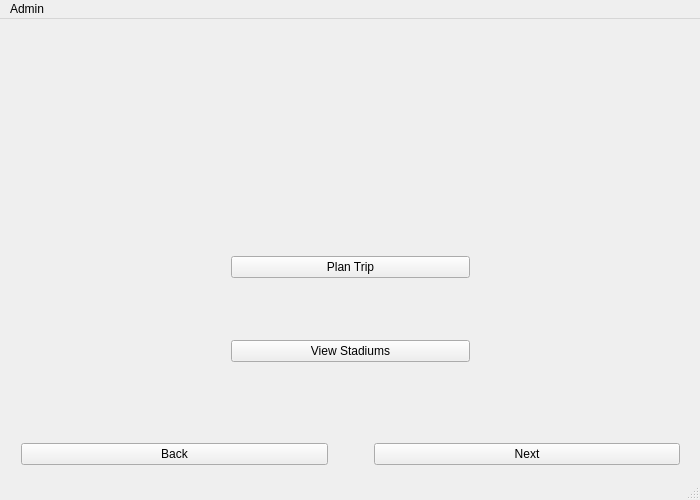
Above: src/form/mainwindow.ui from home-run/subtle-cosmic-moose before the change. Below: the same form after it.
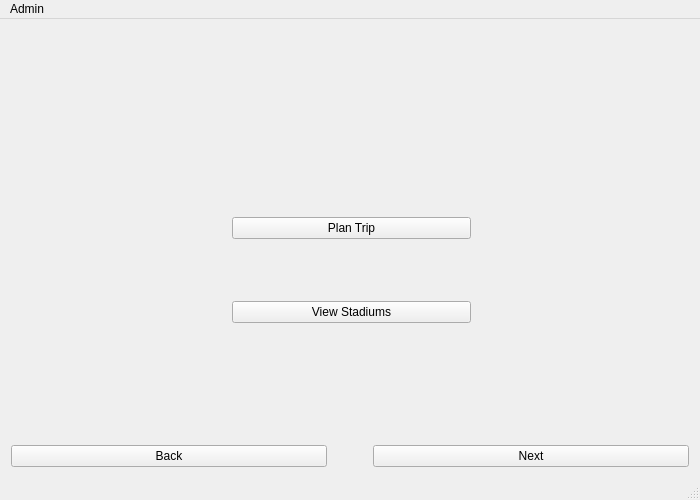
That is the form after the change.

Diff of the .ui file:
```diff
--- a/src/form/mainwindow.ui
+++ b/src/form/mainwindow.ui
@@ -14,15 +14,9 @@
    <string>MainWindow</string>
   </property>
   <widget class="QWidget" name="mainwindow_mainWidget">
+   <layout class="QVBoxLayout" name="verticalLayout_2">
+    <item>
    <widget class="QStackedWidget" name="mainwindow_stackedWidget">
-    <property name="geometry">
-     <rect>
-      <x>10</x>
-      <y>0</y>
-      <width>680</width>
-      <height>411</height>
-     </rect>
-    </property>
     <property name="currentIndex">
      <number>0</number>
     </property>
@@ -31,7 +25,7 @@
       <property name="geometry">
        <rect>
         <x>210</x>
-        <y>170</y>
+          <y>120</y>
         <width>261</width>
         <height>241</height>
        </rect>
@@ -56,15 +50,24 @@
     </widget>
     <widget class="QWidget" name="page_2"/>
    </widget>
-   <widget class="QWidget" name="horizontalLayoutWidget">
-    <property name="geometry">
-     <rect>
-      <x>10</x>
-      <y>410</y>
-      <width>681</width>
-      <height>51</height>
-     </rect>
-    </property>
+    </item>
+    <item>
+     <spacer name="verticalSpacer">
+      <property name="orientation">
+       <enum>Qt::Vertical</enum>
+      </property>
+      <property name="sizeType">
+       <enum>QSizePolicy::Minimum</enum>
+      </property>
+      <property name="sizeHint" stdset="0">
+       <size>
+        <width>20</width>
+        <height>40</height>
+       </size>
+      </property>
+     </spacer>
+    </item>
+    <item>
     <layout class="QHBoxLayout" name="horizontalLayout">
      <item>
       <widget class="QPushButton" name="mainwindow_pushButton_back">
@@ -97,7 +100,8 @@
       </widget>
      </item>
     </layout>
-   </widget>
+    </item>
+   </layout>
   </widget>
   <widget class="QMenuBar" name="menuBar">
    <property name="geometry">
```
Lines whose indentation alone changed are shown as unchanged.
